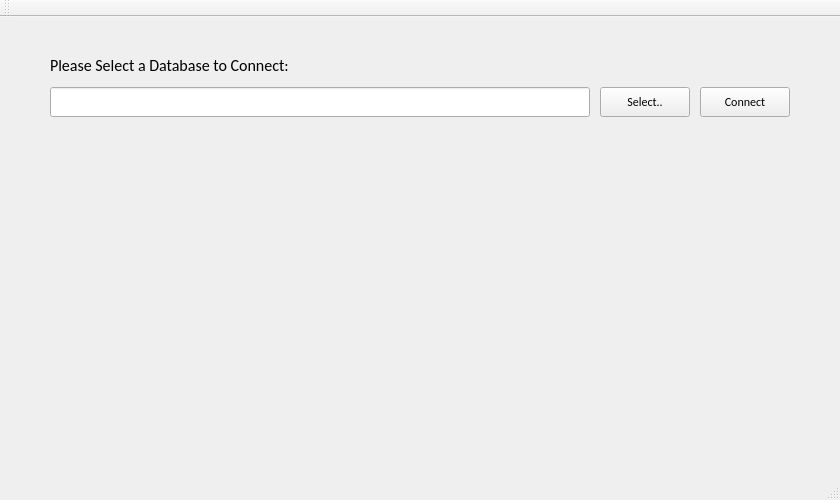
Above: Project_Qt_Access.ui from OliverZHANG1206/Project-miniMRP before the change. Below: the same form after it.
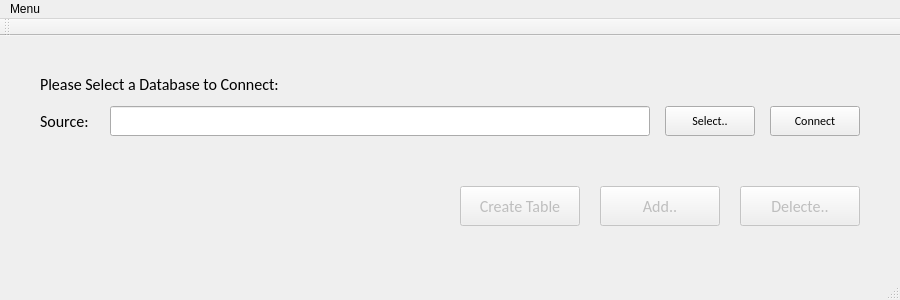
That is the form after the change.

```diff
--- a/Project_Qt_Access.ui
+++ b/Project_Qt_Access.ui
@@ -6,8 +6,8 @@
    <rect>
     <x>0</x>
     <y>0</y>
-    <width>840</width>
-    <height>500</height>
+    <width>900</width>
+    <height>300</height>
    </rect>
   </property>
   <property name="windowTitle">
@@ -17,7 +17,7 @@
    <widget class="QPushButton" name="Database_Connection">
     <property name="geometry">
      <rect>
-      <x>700</x>
+      <x>770</x>
       <y>70</y>
       <width>90</width>
       <height>30</height>
@@ -35,7 +35,7 @@
    <widget class="QLabel" name="Database_info">
     <property name="geometry">
      <rect>
-      <x>50</x>
+      <x>40</x>
       <y>110</y>
       <width>700</width>
       <height>20</height>
@@ -54,7 +54,7 @@
    <widget class="QPushButton" name="Select_Database">
     <property name="geometry">
      <rect>
-      <x>600</x>
+      <x>665</x>
       <y>70</y>
       <width>90</width>
       <height>30</height>
@@ -72,7 +72,7 @@
    <widget class="QLineEdit" name="Database_Path">
     <property name="geometry">
      <rect>
-      <x>50</x>
+      <x>110</x>
       <y>70</y>
       <width>540</width>
       <height>30</height>
@@ -82,7 +82,7 @@
    <widget class="QLabel" name="Info1">
     <property name="geometry">
      <rect>
-      <x>50</x>
+      <x>40</x>
       <y>40</y>
       <width>331</width>
       <height>16</height>
@@ -98,16 +98,108 @@
      <string>Please Select a Database to Connect:</string>
     </property>
    </widget>
+   <widget class="QLabel" name="label">
+    <property name="geometry">
+     <rect>
+      <x>40</x>
+      <y>70</y>
+      <width>72</width>
+      <height>30</height>
+     </rect>
+    </property>
+    <property name="font">
+     <font>
+      <family>Calibri</family>
+      <pointsize>12</pointsize>
+     </font>
+    </property>
+    <property name="text">
+     <string>Source:</string>
+    </property>
+   </widget>
+   <widget class="QPushButton" name="Add_Item">
+    <property name="enabled">
+     <bool>false</bool>
+    </property>
+    <property name="geometry">
+     <rect>
+      <x>600</x>
+      <y>150</y>
+      <width>120</width>
+      <height>40</height>
+     </rect>
+    </property>
+    <property name="font">
+     <font>
+      <family>Calibri</family>
+      <pointsize>12</pointsize>
+     </font>
+    </property>
+    <property name="text">
+     <string>Add..</string>
+    </property>
+   </widget>
+   <widget class="QPushButton" name="Delete_Item">
+    <property name="enabled">
+     <bool>false</bool>
+    </property>
+    <property name="geometry">
+     <rect>
+      <x>740</x>
+      <y>150</y>
+      <width>120</width>
+      <height>40</height>
+     </rect>
+    </property>
+    <property name="font">
+     <font>
+      <family>Calibri</family>
+      <pointsize>12</pointsize>
+     </font>
+    </property>
+    <property name="text">
+     <string>Delecte..</string>
+    </property>
+   </widget>
+   <widget class="QPushButton" name="Create_table">
+    <property name="enabled">
+     <bool>false</bool>
+    </property>
+    <property name="geometry">
+     <rect>
+      <x>460</x>
+      <y>150</y>
+      <width>120</width>
+      <height>40</height>
+     </rect>
+    </property>
+    <property name="font">
+     <font>
+      <family>Calibri</family>
+      <pointsize>12</pointsize>
+     </font>
+    </property>
+    <property name="text">
+     <string>Create Table</string>
+    </property>
+   </widget>
   </widget>
   <widget class="QMenuBar" name="menuBar">
    <property name="geometry">
     <rect>
      <x>0</x>
      <y>0</y>
-     <width>840</width>
+     <width>900</width>
      <height>26</height>
     </rect>
    </property>
+   <widget class="QMenu" name="menuMenu">
+    <property name="title">
+     <string>Menu</string>
+    </property>
+    <addaction name="actionQuit"/>
+   </widget>
+   <addaction name="menuMenu"/>
   </widget>
   <widget class="QToolBar" name="mainToolBar">
    <attribute name="toolBarArea">
```
Left out of the diff: 5 changed lines with no effect on the pictures.
